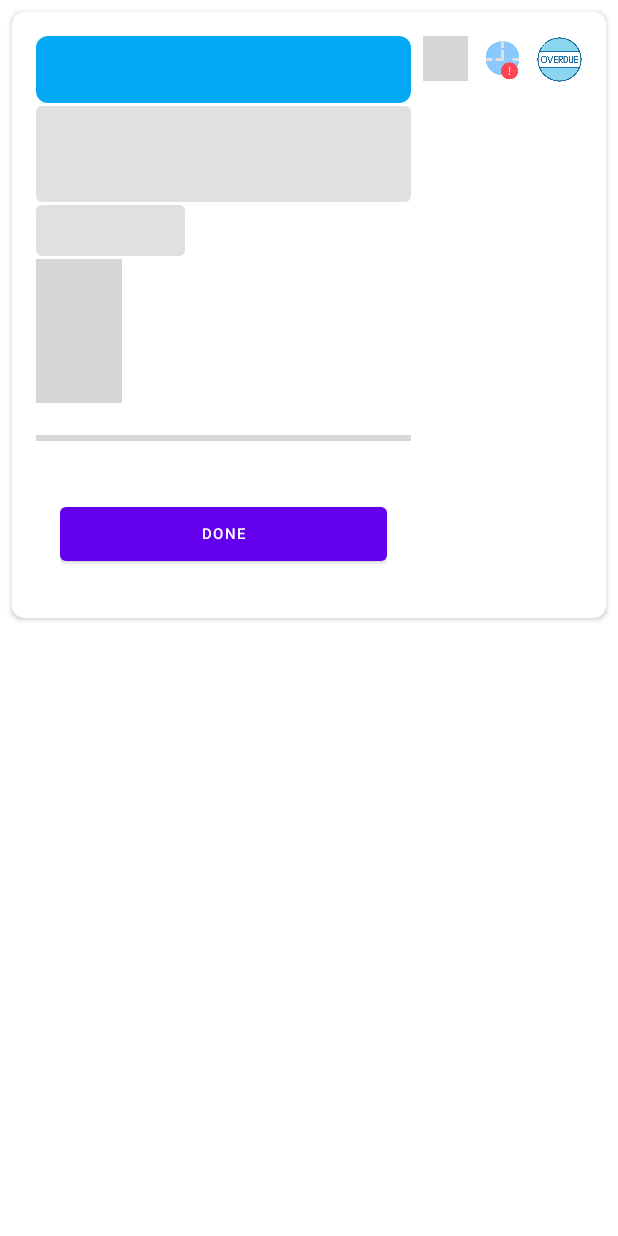
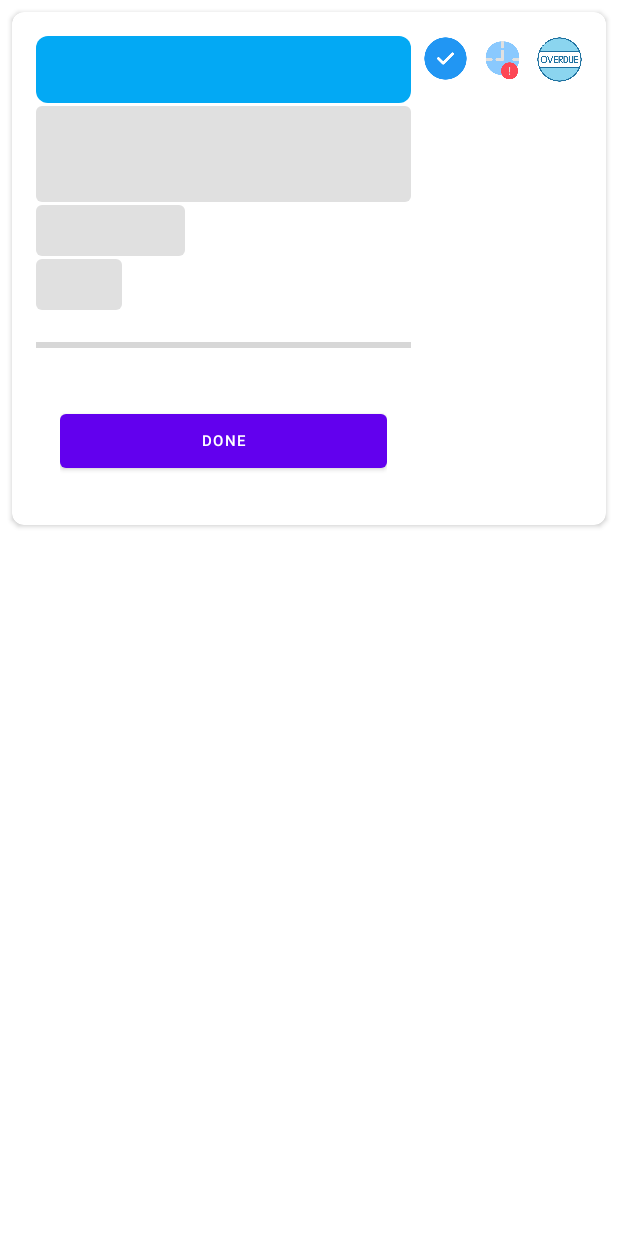
Before and after one commit to Ahileswaran/TaskaRoo, an Android app: the layout task_view.xml on its own in the app's theme, with its tools: preview values and no code run, on a phone screen of 412 x 824 dp. Run offline under Robolectric (Android 15) with nearby library versions, the phone set to English and light mode, and no system bars; grey boxes are pictures that could not be loaded.

```diff
--- a/app/src/main/java/com/example/taskaroo/ExportTaskPDFActivity.java
+++ b/app/src/main/java/com/example/taskaroo/ExportTaskPDFActivity.java
@@ -75,7 +75,7 @@
         List<Task> allTasks = dbHelper.getAllTasks();
 
         if (allTasks.isEmpty()) {
-            Log.d("ExportTaskPDFActivity", "No tasks found in the database");s
+            Log.d("ExportTaskPDFActivity", "No tasks found in the database");
         } else {
             Log.d("ExportTaskPDFActivity", "Number of tasks: " + allTasks.size());
         }
--- /dev/null
+++ b/app/src/main/res/drawable/ic_clock.xml
@@ -0,0 +1,5 @@
+<vector android:height="24dp" android:tint="#625DF5"
+    android:viewportHeight="24" android:viewportWidth="24"
+    android:width="24dp" xmlns:android="http://schemas.android.com/apk/res/android">
+    <path android:fillColor="@android:color/white" android:pathData="M7,15H5.5v-4.5H4V9h3V15zM13.5,13.5h-3v-1h2c0.55,0 1,-0.45 1,-1V10c0,-0.55 -0.45,-1 -1,-1H9v1.5h3v1h-2c-0.55,0 -1,0.45 -1,1V15h4.5V13.5zM19.5,14v-4c0,-0.55 -0.45,-1 -1,-1H15v1.5h3v1h-2v1h2v1h-3V15h3.5C19.05,15 19.5,14.55 19.5,14z"/>
+</vector>
--- /dev/null
+++ b/app/src/main/res/drawable/reminder_background.xml
@@ -0,0 +1,6 @@
+<shape xmlns:android="http://schemas.android.com/apk/res/android"
+    android:shape="rectangle">
+    <solid android:color="@color/white" />
+    <corners android:radius="4dp" />
+    <padding android:left="6dp" android:top="6dp" android:right="6dp" android:bottom="6dp" />
+</shape>
--- /dev/null
+++ b/app/src/main/res/drawable/time_background.xml
@@ -0,0 +1,6 @@
+<shape xmlns:android="http://schemas.android.com/apk/res/android"
+    android:shape="rectangle">
+    <solid android:color="@color/time_background_color" />
+    <corners android:radius="4dp" />
+    <padding android:left="6dp" android:top="6dp" android:right="6dp" android:bottom="6dp" />
+</shape>
```
Also changed, not shown: app/src/main/ic_launcher-playstore.png (added), app/src/main/res/drawable/ic_check.png (added), app/src/main/res/drawable/ic_notification.png (added), app/src/main/res/mipmap-hdpi/ic_launcher_foreground.webp (added), app/src/main/res/mipmap-mdpi/ic_launcher_foreground.webp (added), app/src/main/res/mipmap-xhdpi/ic_launcher_foreground.webp (added), app/src/main/res/mipmap-xxhdpi/ic_launcher_foreground.webp (added), app/src/main/res/mipmap-xxxhdpi/ic_launcher_foreground.webp (added).
